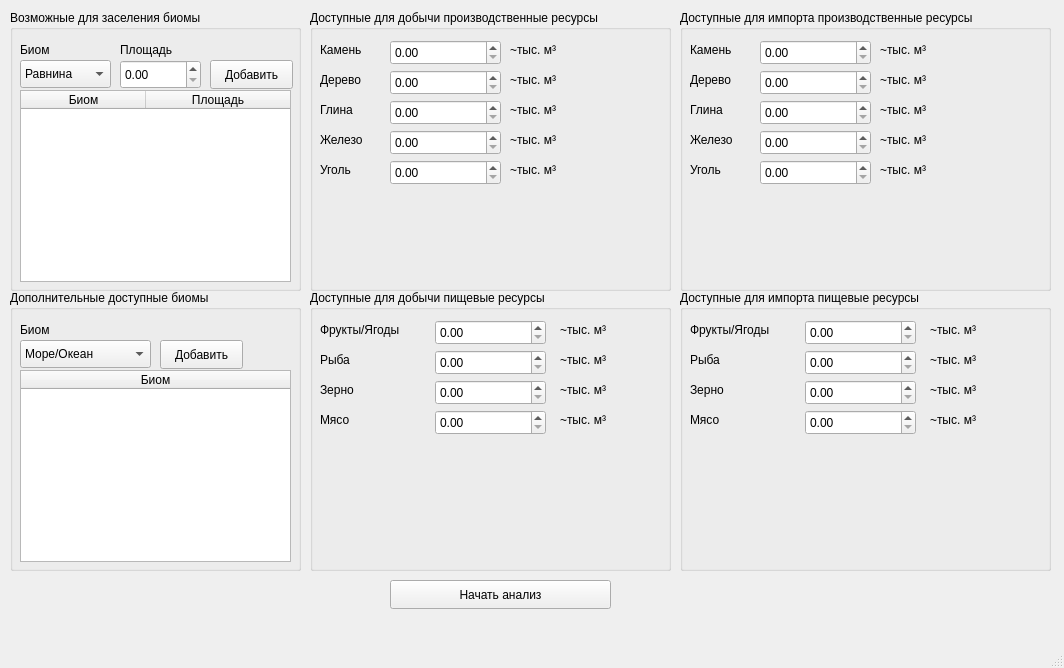
Killern1nd404/Colony_Specialization_Analyzing_System, file AnalyzingSystem.ui: the form before one commit.
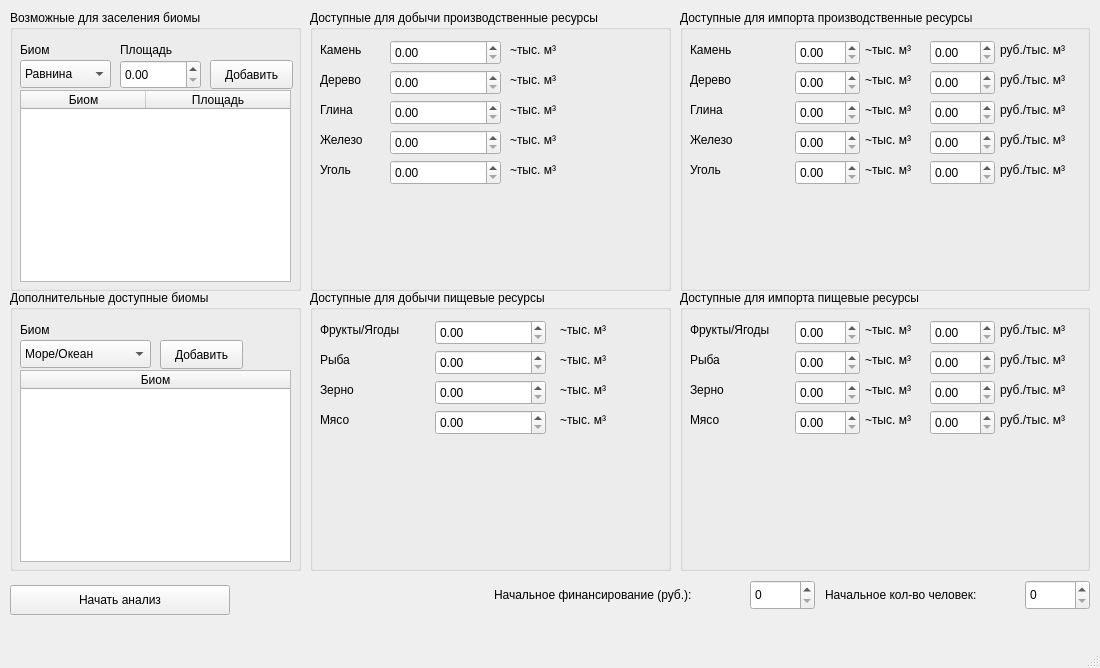
The form after the commit.

What changed in the file:
```diff
--- a/AnalyzingSystem.ui
+++ b/AnalyzingSystem.ui
@@ -6,7 +6,7 @@
    <rect>
     <x>0</x>
     <y>0</y>
-    <width>1064</width>
+    <width>1100</width>
     <height>668</height>
    </rect>
   </property>
@@ -629,7 +629,7 @@
      <rect>
       <x>680</x>
       <y>10</y>
-      <width>371</width>
+      <width>410</width>
       <height>281</height>
      </rect>
     </property>
@@ -639,9 +639,9 @@
     <widget class="QDoubleSpinBox" name="import_stone_input">
      <property name="geometry">
       <rect>
-       <x>80</x>
+       <x>115</x>
        <y>30</y>
-       <width>111</width>
+       <width>65</width>
        <height>25</height>
       </rect>
      </property>
@@ -714,9 +714,9 @@
     <widget class="QDoubleSpinBox" name="import_wood_input">
      <property name="geometry">
       <rect>
-       <x>80</x>
+       <x>115</x>
        <y>60</y>
-       <width>111</width>
+       <width>65</width>
        <height>25</height>
       </rect>
      </property>
@@ -724,9 +724,9 @@
     <widget class="QDoubleSpinBox" name="import_clay_input">
      <property name="geometry">
       <rect>
-       <x>80</x>
+       <x>115</x>
        <y>90</y>
-       <width>111</width>
+       <width>65</width>
        <height>25</height>
       </rect>
      </property>
@@ -734,9 +734,9 @@
     <widget class="QDoubleSpinBox" name="import_iron_input">
      <property name="geometry">
       <rect>
-       <x>80</x>
+       <x>115</x>
        <y>120</y>
-       <width>111</width>
+       <width>65</width>
        <height>25</height>
       </rect>
      </property>
@@ -744,9 +744,9 @@
     <widget class="QDoubleSpinBox" name="import_coal_input">
      <property name="geometry">
       <rect>
-       <x>80</x>
+       <x>115</x>
        <y>150</y>
-       <width>111</width>
+       <width>65</width>
        <height>25</height>
       </rect>
      </property>
@@ -754,7 +754,7 @@
     <widget class="QLabel" name="label_27">
      <property name="geometry">
       <rect>
-       <x>200</x>
+       <x>185</x>
        <y>30</y>
        <width>63</width>
        <height>20</height>
@@ -767,7 +767,7 @@
     <widget class="QLabel" name="label_28">
      <property name="geometry">
       <rect>
-       <x>200</x>
+       <x>185</x>
        <y>60</y>
        <width>63</width>
        <height>20</height>
@@ -780,7 +780,7 @@
     <widget class="QLabel" name="label_29">
      <property name="geometry">
       <rect>
-       <x>200</x>
+       <x>185</x>
        <y>90</y>
        <width>63</width>
        <height>20</height>
@@ -793,7 +793,7 @@
     <widget class="QLabel" name="label_30">
      <property name="geometry">
       <rect>
-       <x>200</x>
+       <x>185</x>
        <y>120</y>
        <width>63</width>
        <height>20</height>
@@ -806,7 +806,7 @@
     <widget class="QLabel" name="label_31">
      <property name="geometry">
       <rect>
-       <x>200</x>
+       <x>185</x>
        <y>150</y>
        <width>63</width>
        <height>20</height>
@@ -816,13 +816,128 @@
       <string>~тыс. м³</string>
      </property>
     </widget>
+    <widget class="QDoubleSpinBox" name="import_price_stone_input">
+     <property name="geometry">
+      <rect>
+       <x>250</x>
+       <y>30</y>
+       <width>65</width>
+       <height>25</height>
+      </rect>
+     </property>
+    </widget>
+    <widget class="QLabel" name="label_40">
+     <property name="geometry">
+      <rect>
+       <x>320</x>
+       <y>30</y>
+       <width>81</width>
+       <height>20</height>
+      </rect>
+     </property>
+     <property name="text">
+      <string>руб./тыс. м³</string>
+     </property>
+    </widget>
+    <widget class="QDoubleSpinBox" name="import_price_wood_input">
+     <property name="geometry">
+      <rect>
+       <x>250</x>
+       <y>60</y>
+       <width>65</width>
+       <height>25</height>
+      </rect>
+     </property>
+    </widget>
+    <widget class="QDoubleSpinBox" name="import_price_clay_input">
+     <property name="geometry">
+      <rect>
+       <x>250</x>
+       <y>90</y>
+       <width>65</width>
+       <height>25</height>
+      </rect>
+     </property>
+    </widget>
+    <widget class="QDoubleSpinBox" name="import_price_iron_input">
+     <property name="geometry">
+      <rect>
+       <x>250</x>
+       <y>120</y>
+       <width>65</width>
+       <height>25</height>
+      </rect>
+     </property>
+    </widget>
+    <widget class="QDoubleSpinBox" name="import_price_coal_import">
+     <property name="geometry">
+      <rect>
+       <x>250</x>
+       <y>150</y>
+       <width>65</width>
+       <height>25</height>
+      </rect>
+     </property>
+    </widget>
+    <widget class="QLabel" name="label_45">
+     <property name="geometry">
+      <rect>
+       <x>320</x>
+       <y>60</y>
+       <width>81</width>
+       <height>20</height>
+      </rect>
+     </property>
+     <property name="text">
+      <string>руб./тыс. м³</string>
+     </property>
+    </widget>
+    <widget class="QLabel" name="label_46">
+     <property name="geometry">
+      <rect>
+       <x>320</x>
+       <y>90</y>
+       <width>81</width>
+       <height>20</height>
+      </rect>
+     </property>
+     <property name="text">
+      <string>руб./тыс. м³</string>
+     </property>
+    </widget>
+    <widget class="QLabel" name="label_47">
+     <property name="geometry">
+      <rect>
+       <x>320</x>
+       <y>120</y>
+       <width>81</width>
+       <height>20</height>
+      </rect>
+     </property>
+     <property name="text">
+      <string>руб./тыс. м³</string>
+     </property>
+    </widget>
+    <widget class="QLabel" name="label_48">
+     <property name="geometry">
+      <rect>
+       <x>320</x>
+       <y>150</y>
+       <width>81</width>
+       <height>20</height>
+      </rect>
+     </property>
+     <property name="text">
+      <string>руб./тыс. м³</string>
+     </property>
+    </widget>
    </widget>
    <widget class="QGroupBox" name="groupBox_6">
     <property name="geometry">
      <rect>
       <x>680</x>
       <y>290</y>
-      <width>371</width>
+      <width>410</width>
       <height>281</height>
      </rect>
     </property>
@@ -832,9 +947,9 @@
     <widget class="QDoubleSpinBox" name="import_fruit_input">
      <property name="geometry">
       <rect>
-       <x>125</x>
+       <x>115</x>
        <y>30</y>
-       <width>111</width>
+       <width>65</width>
        <height>25</height>
       </rect>
      </property>
@@ -894,9 +1009,9 @@
     <widget class="QDoubleSpinBox" name="import_fish_input">
      <property name="geometry">
       <rect>
-       <x>125</x>
+       <x>115</x>
        <y>60</y>
-       <width>111</width>
+       <width>65</width>
        <height>25</height>
       </rect>
      </property>
@@ -904,9 +1019,9 @@
     <widget class="QDoubleSpinBox" name="import_seed_input">
      <property name="geometry">
       <rect>
-       <x>125</x>
+       <x>115</x>
        <y>90</y>
-       <width>111</width>
+       <width>65</width>
        <height>25</height>
       </rect>
      </property>
@@ -914,9 +1029,9 @@
     <widget class="QDoubleSpinBox" name="import_meat_input">
      <property name="geometry">
       <rect>
-       <x>125</x>
+       <x>115</x>
        <y>120</y>
-       <width>111</width>
+       <width>65</width>
        <height>25</height>
       </rect>
      </property>
@@ -924,7 +1039,7 @@
     <widget class="QLabel" name="label_36">
      <property name="geometry">
       <rect>
-       <x>250</x>
+       <x>185</x>
        <y>30</y>
        <width>63</width>
        <height>20</height>
@@ -937,7 +1052,7 @@
     <widget class="QLabel" name="label_37">
      <property name="geometry">
       <rect>
-       <x>250</x>
+       <x>185</x>
        <y>60</y>
        <width>63</width>
        <height>20</height>
@@ -950,7 +1065,7 @@
     <widget class="QLabel" name="label_38">
      <property name="geometry">
       <rect>
-       <x>250</x>
+       <x>185</x>
        <y>90</y>
        <width>63</width>
        <height>20</height>
@@ -963,7 +1078,7 @@
     <widget class="QLabel" name="label_39">
      <property name="geometry">
       <rect>
-       <x>250</x>
+       <x>185</x>
        <y>120</y>
        <width>63</width>
        <height>20</height>
@@ -973,20 +1088,158 @@
       <string>~тыс. м³</string>
      </property>
     </widget>
+    <widget class="QDoubleSpinBox" name="import_price_fruit_input">
+     <property name="geometry">
+      <rect>
+       <x>250</x>
+       <y>30</y>
+       <width>65</width>
+       <height>25</height>
+      </rect>
+     </property>
+    </widget>
+    <widget class="QLabel" name="label_41">
+     <property name="geometry">
+      <rect>
+       <x>320</x>
+       <y>30</y>
+       <width>81</width>
+       <height>20</height>
+      </rect>
+     </property>
+     <property name="text">
+      <string>руб./тыс. м³</string>
+     </property>
+    </widget>
+    <widget class="QDoubleSpinBox" name="import_price_fish_input">
+     <property name="geometry">
+      <rect>
+       <x>250</x>
+       <y>60</y>
+       <width>65</width>
+       <height>25</height>
+      </rect>
+     </property>
+    </widget>
+    <widget class="QDoubleSpinBox" name="import_price_seed_input">
+     <property name="geometry">
+      <rect>
+       <x>250</x>
+       <y>90</y>
+       <width>65</width>
+       <height>25</height>
+      </rect>
+     </property>
+    </widget>
+    <widget class="QDoubleSpinBox" name="import_price_meat_input">
+     <property name="geometry">
+      <rect>
+       <x>250</x>
+       <y>120</y>
+       <width>65</width>
+       <height>25</height>
+      </rect>
+     </property>
+    </widget>
+    <widget class="QLabel" name="label_42">
+     <property name="geometry">
+      <rect>
+       <x>320</x>
+       <y>60</y>
+       <width>81</width>
+       <height>20</height>
+      </rect>
+     </property>
+     <property name="text">
+      <string>руб./тыс. м³</string>
+     </property>
+    </widget>
+    <widget class="QLabel" name="label_43">
+     <property name="geometry">
+      <rect>
+       <x>320</x>
+       <y>90</y>
+       <width>81</width>
+       <height>20</height>
+      </rect>
+     </property>
+     <property name="text">
+      <string>руб./тыс. м³</string>
+     </property>
+    </widget>
+    <widget class="QLabel" name="label_44">
+     <property name="geometry">
+      <rect>
+       <x>320</x>
+       <y>120</y>
+       <width>81</width>
+       <height>20</height>
+      </rect>
+     </property>
+     <property name="text">
+      <string>руб./тыс. м³</string>
+     </property>
+    </widget>
    </widget>
    <widget class="QPushButton" name="start_analysis_button">
     <property name="geometry">
      <rect>
-      <x>390</x>
-      <y>580</y>
-      <width>221</width>
-      <height>29</height>
+      <x>10</x>
+      <y>585</y>
+      <width>220</width>
+      <height>30</height>
      </rect>
     </property>
     <property name="text">
      <string>Начать анализ</string>
     </property>
    </widget>
+   <widget class="QSpinBox" name="human_number_input">
+    <property name="geometry">
+     <rect>
+      <x>1025</x>
+      <y>580</y>
+      <width>65</width>
+      <height>30</height>
+     </rect>
+    </property>
+   </widget>
+   <widget class="QLabel" name="label_49">
+    <property name="geometry">
+     <rect>
+      <x>825</x>
+      <y>580</y>
+      <width>195</width>
+      <height>30</height>
+     </rect>
+    </property>
+    <property name="text">
+     <string>Начальное кол-во человек:</string>
+    </property>
+   </widget>
+   <widget class="QSpinBox" name="money_number_input">
+    <property name="geometry">
+     <rect>
+      <x>750</x>
+      <y>580</y>
+      <width>65</width>
+      <height>30</height>
+     </rect>
+    </property>
+   </widget>
+   <widget class="QLabel" name="label_50">
+    <property name="geometry">
+     <rect>
+      <x>494</x>
+      <y>580</y>
+      <width>251</width>
+      <height>30</height>
+     </rect>
+    </property>
+    <property name="text">
+     <string>Начальное финансирование (руб.):</string>
+    </property>
+   </widget>
   </widget>
   <widget class="QMenuBar" name="menubar">
    <property name="geometry">
```
Left out of the diff: 2 changed lines with no effect on the pictures.
